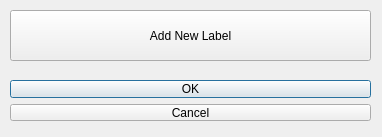
This is Qt/InstaDam/app/newproject.ui in Vedhus/InstaDam as Qt 5 draws it before an edit. The edited form follows.
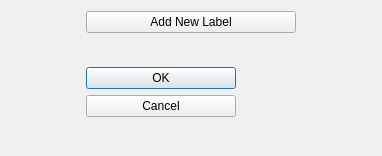
This is the edited form.

The edit to the form file:
```diff
--- a/Qt/InstaDam/app/newproject.ui
+++ b/Qt/InstaDam/app/newproject.ui
@@ -7,20 +7,48 @@
     <x>0</x>
     <y>0</y>
     <width>382</width>
-    <height>137</height>
+    <height>156</height>
    </rect>
   </property>
   <property name="windowTitle">
    <string>Dialog</string>
   </property>
+  <property name="layoutDirection">
+   <enum>Qt::LeftToRight</enum>
+  </property>
+  <layout class="QGridLayout" name="gridLayout">
+   <item row="0" column="0">
+    <widget class="QPushButton" name="pushButton">
+     <property name="minimumSize">
+      <size>
+       <width>210</width>
+       <height>0</height>
+      </size>
+     </property>
+     <property name="text">
+      <string>Add New Label</string>
+     </property>
+    </widget>
+   </item>
+   <item row="1" column="0">
   <widget class="QDialogButtonBox" name="buttonBox">
-   <property name="geometry">
-    <rect>
-     <x>10</x>
-     <y>80</y>
-     <width>361</width>
-     <height>41</height>
-    </rect>
+     <property name="minimumSize">
+      <size>
+       <width>150</width>
+       <height>72</height>
+      </size>
+     </property>
+     <property name="maximumSize">
+      <size>
+       <width>150</width>
+       <height>16777215</height>
+      </size>
+     </property>
+     <property name="baseSize">
+      <size>
+       <width>150</width>
+       <height>0</height>
+      </size>
    </property>
    <property name="orientation">
     <enum>Qt::Vertical</enum>
@@ -28,20 +56,12 @@
    <property name="standardButtons">
     <set>QDialogButtonBox::Cancel|QDialogButtonBox::Ok</set>
    </property>
-  </widget>
-  <widget class="QPushButton" name="pushButton">
-   <property name="geometry">
-    <rect>
-     <x>10</x>
-     <y>10</y>
-     <width>361</width>
-     <height>51</height>
-    </rect>
-   </property>
-   <property name="text">
-    <string>Add New Label</string>
-   </property>
-  </widget>
+     <property name="centerButtons">
+      <bool>true</bool>
+     </property>
+    </widget>
+   </item>
+  </layout>
  </widget>
  <resources/>
  <connections>
```
Lines whose indentation alone changed are shown as unchanged.
